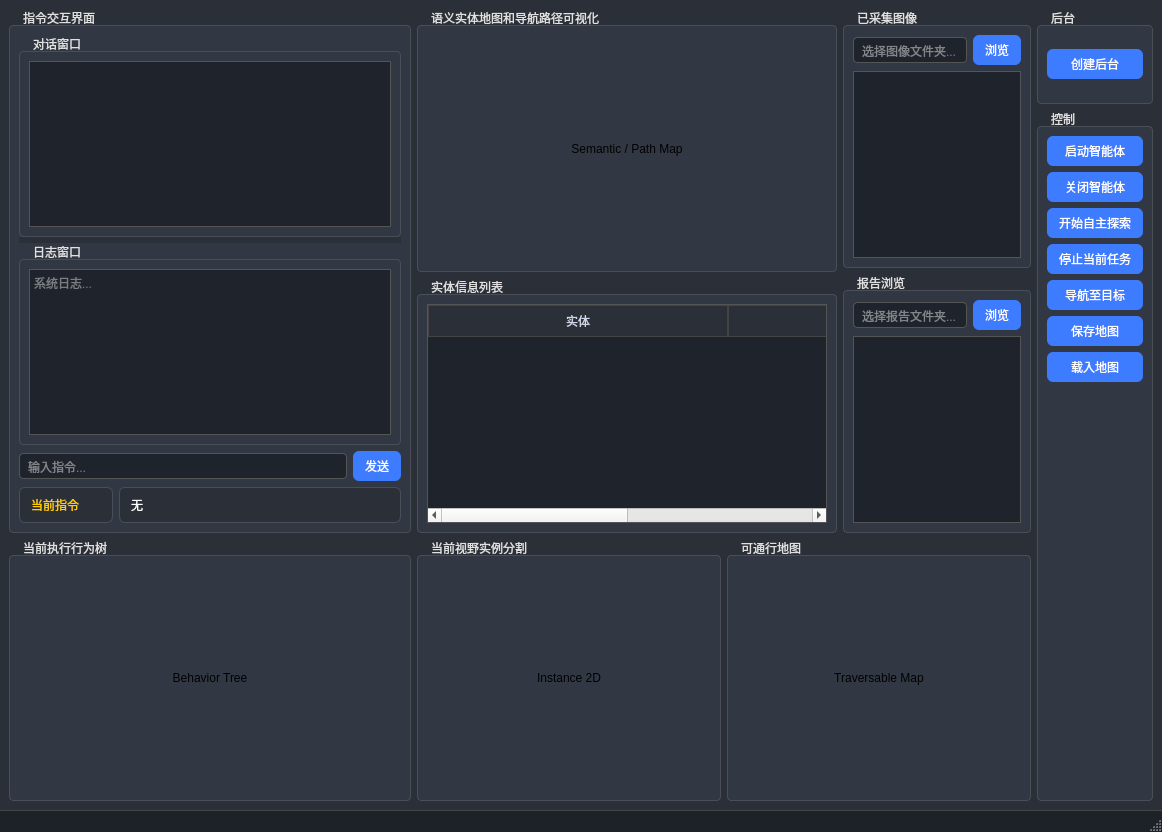
Before: the Qt Designer form app/window.ui in xyyandhtl/EmbodiedGenAgent, drawn with Qt 5.
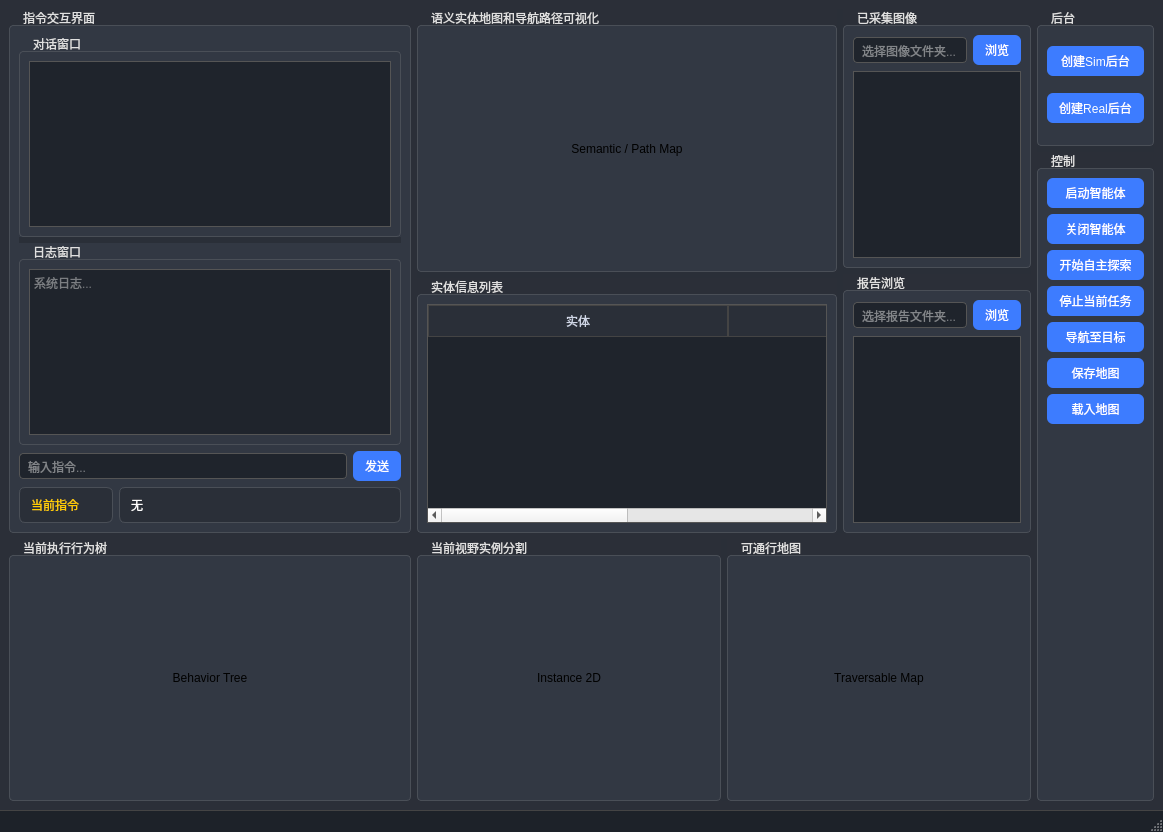
After: the same form once the commit is applied.

Commit message: depart sim and real env button for convience

Diff of the .ui file:
```diff
--- a/app/window.ui
+++ b/app/window.ui
@@ -584,8 +584,13 @@
        <property name="title"><string>后台</string></property>
        <layout class="QVBoxLayout" name="vboxBackend">
         <item>
-         <widget class="QPushButton" name="createBackendBtn">
-          <property name="text"><string>创建后台</string></property>
+         <widget class="QPushButton" name="createSimBackendBtn">
+          <property name="text"><string>创建Sim后台</string></property>
+         </widget>
+        </item>
+        <item>
+         <widget class="QPushButton" name="createRealBackendBtn">
+          <property name="text"><string>创建Real后台</string></property>
          </widget>
         </item>
        </layout>
```
The commit also changes 7 other files.
